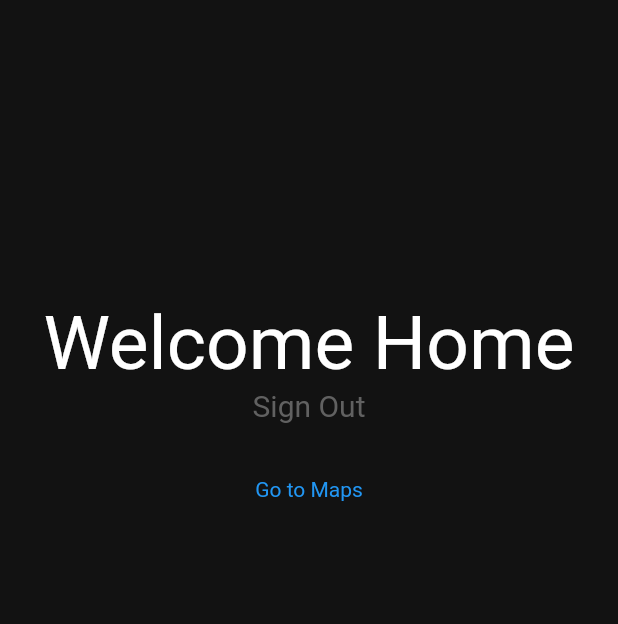
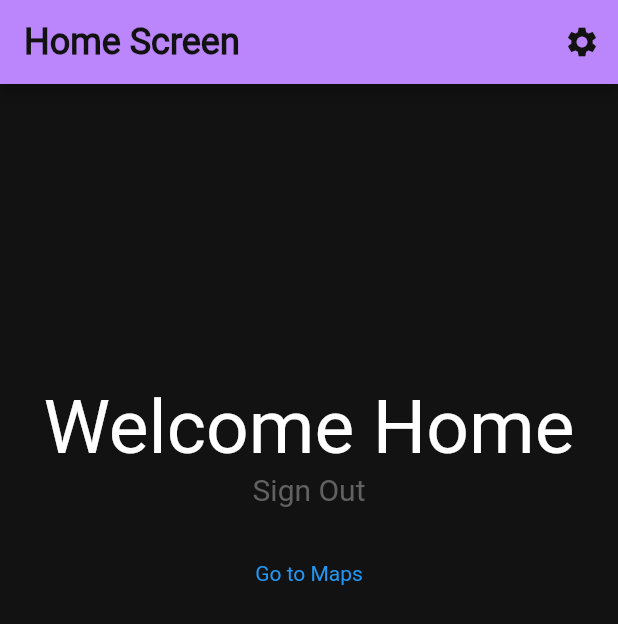
Before and after one commit to varenyamBakshi/Live_Location_Tracking_App, a Flutter app: the screen it shows once a user with an empty profile is signed in, on a phone screen of 412 x 824 dp. Shown: the top 624 px of the screen. Run offline on Flutter 3.47's test engine with Material 2 defaults, Android fonts, the phone set to English and light mode, and no system bars; our stand-ins replace cloud_firestore, firebase_auth, firebase_core, flutter_signin_button, geolocator, google_maps_flutter and 2 more; missing offline and left inert: geoflutterfire; accounts and stored records are empty.

Commit message:
appbar for home

```diff
--- a/lib/Home.dart
+++ b/lib/Home.dart
@@ -32,6 +32,32 @@ class _HomePageState extends State<HomePage> {
   Widget build(BuildContext context) {
     return MaterialApp(
       home: Scaffold(
+        appBar: AppBar(
+          backgroundColor: Color(0xffBB86FC),
+          title: Text(
+            'Home Screen',
+            style: TextStyle(
+              color: Color(0xff121212),
+              fontWeight: FontWeight.bold,
+              fontSize: 24,
+            ),
+
+
+          ),
+
+          actions: <Widget>[
+            IconButton(
+              icon: const Icon(Icons.settings),
+              color: Color(0xff121212),
+              tooltip: 'Edit profile',
+              onPressed: () {
+                Navigator.pushReplacementNamed(context, "/Profile");
+                // handle the press
+              },
+            ),
+          ],
+
+        ),
         backgroundColor: Color(0xff121212),
         body: Padding(
           padding: const EdgeInsets.symmetric(vertical: 200.0),
--- a/lib/Login.dart
+++ b/lib/Login.dart
@@ -39,8 +39,8 @@ class _LoginPageState extends State<LoginPage> {
       if (user != null) {
         print(user);
 
+       // Navigator.pushReplacementNamed(context, "/Groups");
         Navigator.pushReplacementNamed(context, "/Home");
-        //Navigator.pushReplacementNamed(context, "/Crud");
 
       }
     });
@@ -59,8 +59,8 @@ class _LoginPageState extends State<LoginPage> {
       try {
         await _auth.signInWithEmailAndPassword(
             email: _email, password: _password);
+        //Navigator.pushReplacementNamed(context, "/Groups");
         Navigator.pushReplacementNamed(context, "/Home");
-        //Navigator.pushReplacementNamed(context, "/Crud");
       } catch (e) {
         showError(e.toString());
         print(e);
--- a/lib/crud.dart
+++ b/lib/crud.dart
@@ -52,7 +52,8 @@ class Crud {
   updateData({String? full_name, String? email}) async {
     CollectionReference collectionReference =
         FirebaseFirestore.instance.collection(this.collectionName);
-
+    print(full_name);
+    print(email);
     if (full_name != null) {
 
       List<String> SearchQueries = [];
@@ -69,13 +70,16 @@ class Crud {
         "SearchQueries": FieldValue.arrayUnion(SearchQueries),
       });
       print("full_name updated");
+      print(_auth.currentUser!.uid.toString());
     }
     if (email != null) {
       collectionReference.doc(_auth.currentUser!.uid.toString()).update({
         "email": email,
       });
       print("email updated");
+      print(_auth.currentUser!.uid.toString());
     }
+    print(this.collectionName);
   }
 
   deleteData() async {
--- a/lib/main.dart
+++ b/lib/main.dart
@@ -25,6 +25,7 @@ void main() async {
       '/Groups': (context) => Groups(),
       '/Search': (context) => SearchPage(),
 
+
     },
   )));
 }
```
Also changed, not shown: lib/Profile.dart (+83 -7 lines).
